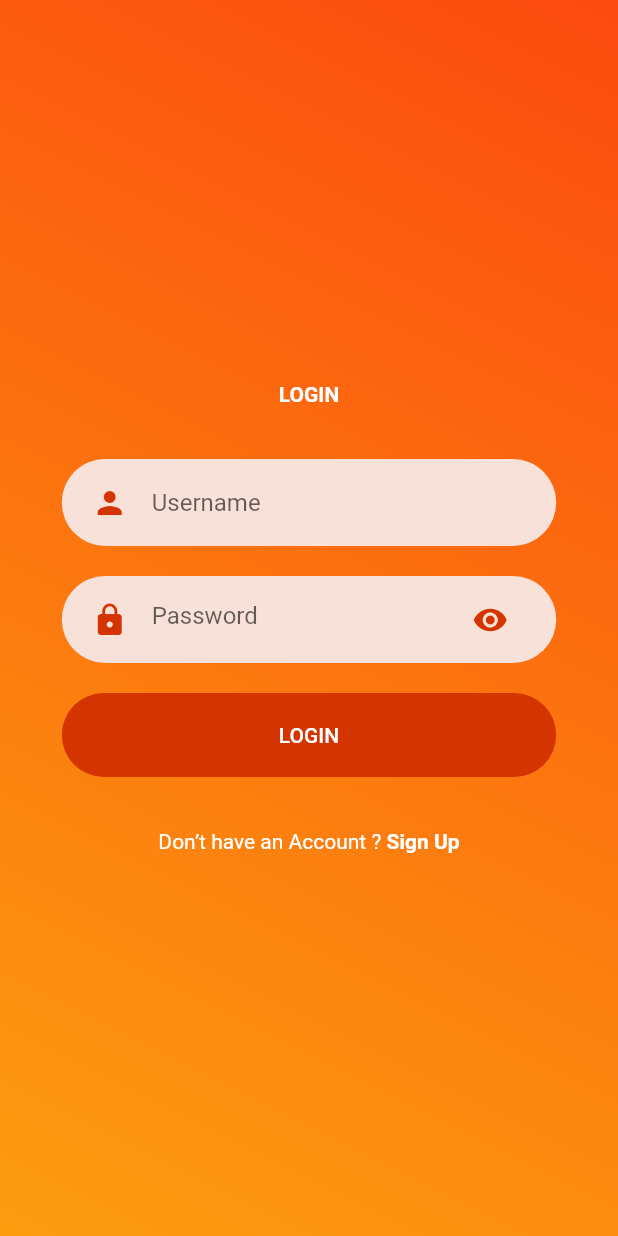
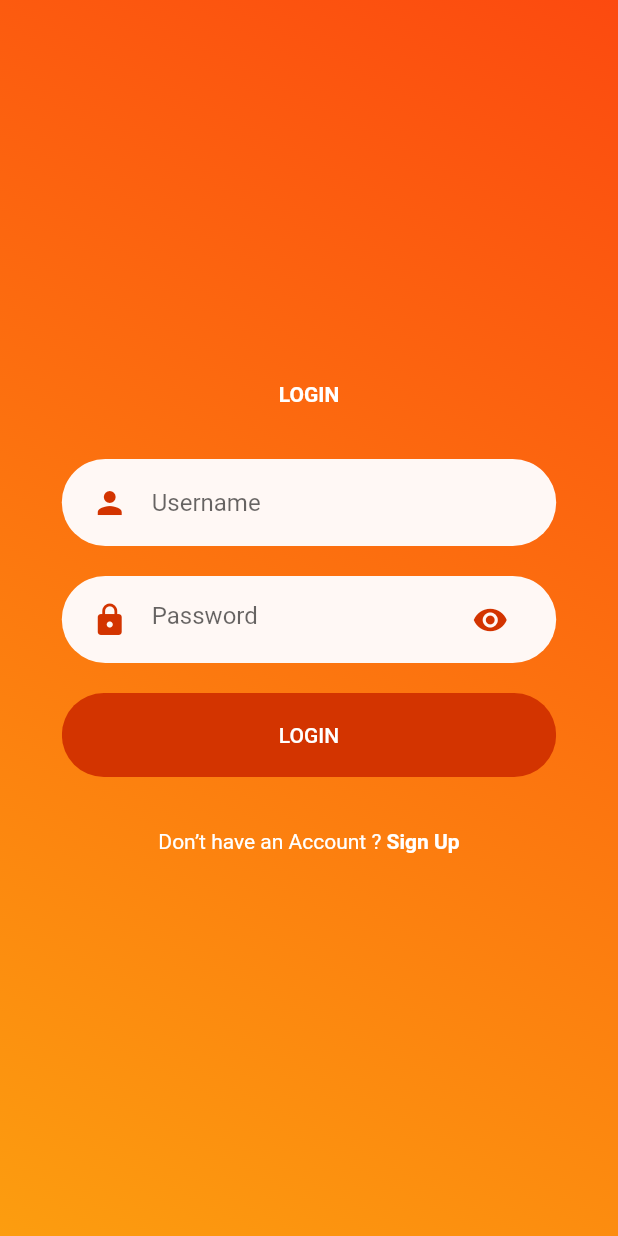
Before and after one commit to samruddhishastri/Digital-Village, a Flutter app: the screen it shows after launch, after a tap on "LOGIN", on a phone screen of 412 x 824 dp. Run offline on Flutter 3.47's test engine with Material 2 defaults, Android fonts, the phone set to English and light mode, and no system bars; our stand-ins replace flutter_svg.

Commit message:
editted frontend for login and register

```diff
--- a/src/frontend/digital_village/lib/constants.dart
+++ b/src/frontend/digital_village/lib/constants.dart
@@ -1,4 +1,4 @@
 import 'package:flutter/material.dart';
 
 const kPrimaryColor = Color(0xFFd33400);
-const kPrimaryLightColor = Color(0xFFf7e1d9);
+const kPrimaryLightColor = Color(0xFFFFF8F5);
--- a/src/frontend/digital_village/lib/main.dart
+++ b/src/frontend/digital_village/lib/main.dart
@@ -11,10 +11,10 @@ class MyApp extends StatelessWidget {
   Widget build(BuildContext context) {
     return MaterialApp(
       title: 'Digital Village',
-      theme: ThemeData(
-        primarySwatch: Colors.orange,
-        visualDensity: VisualDensity.adaptivePlatformDensity,
-      ),
+      // theme: ThemeData(
+      //   primarySwatch: Colors.orange,
+      //   visualDensity: VisualDensity.adaptivePlatformDensity,
+      // ),
       home: WelcomeScreen(),
     );
   }
--- a/src/frontend/digital_village/pubspec.yaml
+++ b/src/frontend/digital_village/pubspec.yaml
@@ -29,6 +29,7 @@ dependencies:
   # Use with the CupertinoIcons class for iOS style icons.
   cupertino_icons: ^1.0.0
   flutter_svg: ^0.19.1
+  qrscan: ^0.2.17
 
 dev_dependencies:
   flutter_test:
```
Also changed, not shown: src/frontend/digital_village/lib/Screens/Signup/components/body.dart (+17 -4 lines), src/frontend/digital_village/lib/components/floating_action_buttoncus.dart (added, +26 -0 lines), src/frontend/digital_village/lib/Screens/Signup/components/qrcode.dart (added), src/frontend/digital_village/pubspec.lock.
